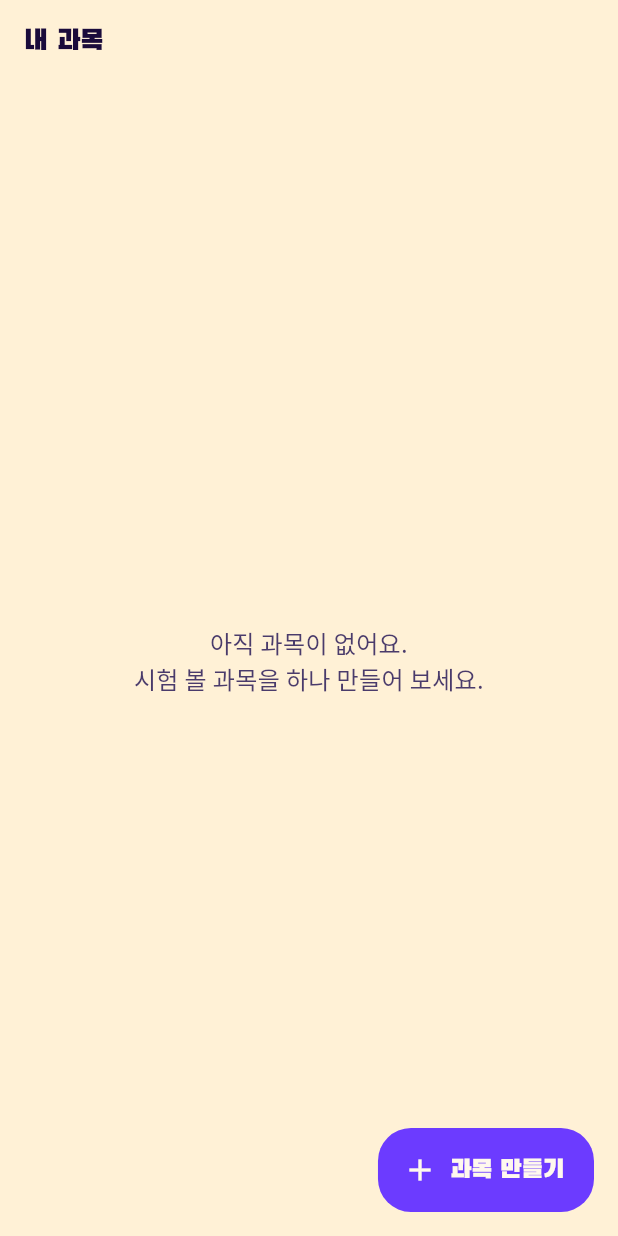
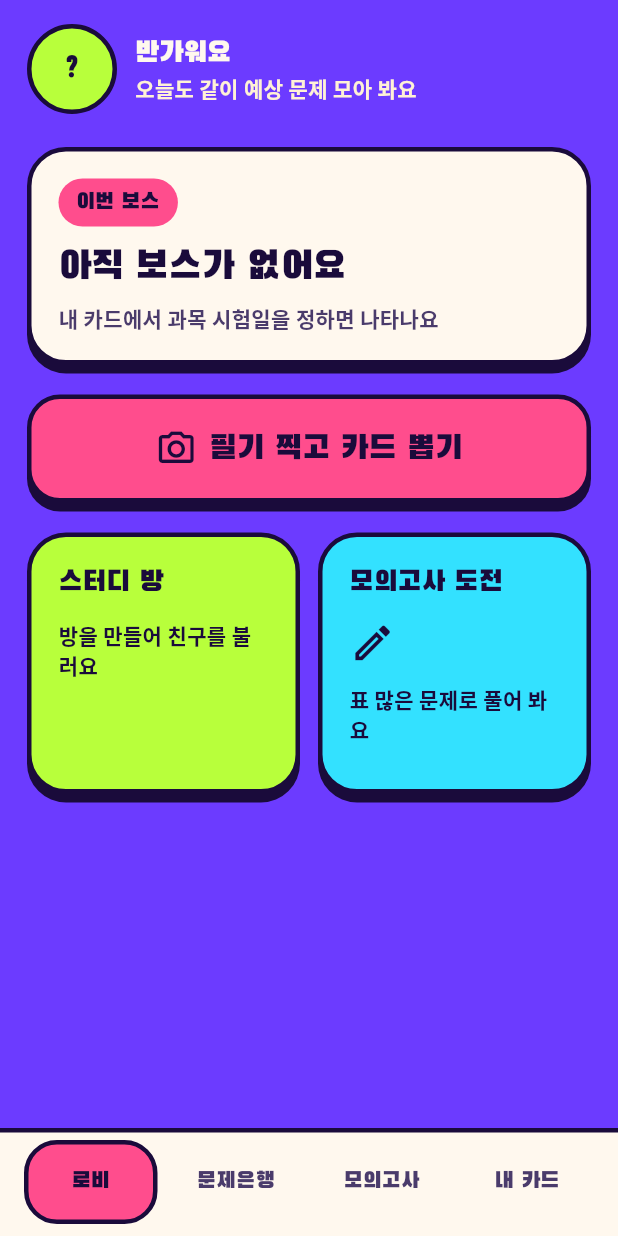
Before and after one commit to HoHee-Mong/pilgi-card-battle, a Flutter app: the screen it shows after launch, on a phone screen of 412 x 824 dp. Run offline on Flutter 3.47's test engine with Material 3 defaults, Android fonts, the phone set to English and light mode, and no system bars; our stand-ins replace cloud_firestore, file_picker, firebase_ai, firebase_auth, firebase_core, flutter_animate and 3 more; accounts and stored records are empty; network calls fail; Roboto replaces fonts that are missing (Noto Sans KR).

Commit message:
feat: go_router 하단 탭 4개(로비/문제은행/모의고사/내 카드)와 로비 화면 (#20)
- core/router.dart: StatefulShellRoute로 탭마다 자기 화면 쌓기 유지
- AppShell/AppTabBar: 시안대로 paper 바 + 고른 탭 pink 블록
- 로비(grape): 이번 보스(가장 가까운 시험 D-day), 필기 찍고 카드 뽑기, 스터디 방, 모의고사 도전
  레벨·XP·퀘스트는 P2
- 문제은행 탭: 최근 방의 문제은행, 방 없으면 안내 / 모의고사 탭: A 화면 오기 전 자리 표시
- main.dart: MaterialApp.router로 교체
- 문제은행 인원 표시를 memberIds 기준으로

Co-authored-by: Claude Opus 5.5 <noreply@anthropic.com>

```diff
--- /dev/null
+++ b/lib/core/router.dart
@@ -0,0 +1,79 @@
+import 'package:flutter/material.dart';
+import 'package:go_router/go_router.dart';
+
+import '../features/bank/bank_tab.dart';
+import '../features/room/lobby_screen.dart';
+import '../features/subjects/subject_list_screen.dart';
+import 'theme/tokens.dart';
+import 'widgets/app_shell.dart';
+
+/// 앱 경로. 새 화면 경로 추가는 각자 한 줄씩 가능 (`docs/ROLES.md`).
+///
+/// 하단 탭 4개는 각자 자기 Navigator를 가진다. 탭 안에서 `Navigator.of(context).push`로
+/// 연 화면은 하단 탭이 보이는 채로 쌓이고, 탭을 바꿔도 쌓인 화면이 유지된다.
+abstract final class AppRoutes {
+  static const lobby = '/lobby';
+  static const bank = '/bank';
+  static const mock = '/mock';
+  static const cards = '/cards';
+}
+
+final appRouter = GoRouter(
+  initialLocation: AppRoutes.lobby,
+  routes: [
+    StatefulShellRoute.indexedStack(
+      builder: (context, state, shell) => AppShell(shell: shell),
+      branches: [
+        StatefulShellBranch(
+          routes: [
+            GoRoute(
+              path: AppRoutes.lobby,
+              builder: (_, _) => const LobbyScreen(),
+            ),
+          ],
+        ),
+        StatefulShellBranch(
+          routes: [
+            GoRoute(path: AppRoutes.bank, builder: (_, _) => const BankTab()),
+          ],
+        ),
+        StatefulShellBranch(
+          routes: [
+            // A의 모의고사 화면이 생기면 이 줄만 바꾼다.
+            GoRoute(
+              path: AppRoutes.mock,
+              builder: (_, _) => const _ComingSoon('모의고사는 곧 열려요'),
+            ),
+          ],
+        ),
+        StatefulShellBranch(
+          routes: [
+            GoRoute(
+              path: AppRoutes.cards,
+              builder: (_, _) => const SubjectListScreen(),
+            ),
+          ],
+        ),
+      ],
+    ),
+  ],
+);
+
+/// 아직 없는 탭 자리 표시
+class _ComingSoon extends StatelessWidget {
+  const _ComingSoon(this.text);
+  final String text;
+
+  @override
+  Widget build(BuildContext context) {
+    return Scaffold(
+      backgroundColor: AppColors.ink,
+      body: Center(
+        child: Text(
+          text,
+          style: AppTextStyles.heading.copyWith(color: AppColors.paper),
+        ),
+      ),
+    );
+  }
+}
--- a/lib/core/theme/app_theme.dart
+++ b/lib/core/theme/app_theme.dart
@@ -46,9 +46,9 @@ abstract final class AppTheme {
     );
     const buttonMinSize = Size(AppSpacing.minTouch, AppSpacing.minTouch);
     OutlineInputBorder inputBorder(double width) => OutlineInputBorder(
-          borderRadius: BorderRadius.circular(AppRadius.button),
-          borderSide: BorderSide(color: AppColors.ink, width: width),
-        );
+      borderRadius: BorderRadius.circular(AppRadius.button),
+      borderSide: BorderSide(color: AppColors.ink, width: width),
+    );
 
     return ThemeData(
       useMaterial3: true,
--- /dev/null
+++ b/lib/core/widgets/app_shell.dart
@@ -0,0 +1,128 @@
+import 'package:flutter/material.dart';
+import 'package:go_router/go_router.dart';
+
+import '../../fx/haptics.dart';
+import '../theme/tokens.dart';
+
+/// 하단 탭 4개(로비 / 문제은행 / 모의고사 / 내 카드)를 단 앱 뼈대.
+///
+/// 시안: paper 바탕 + 위 ink 3px 선, 고른 탭은 pink 블록 알약.
+class AppShell extends StatelessWidget {
+  const AppShell({super.key, required this.shell});
+
+  final StatefulNavigationShell shell;
+
+  static const tabs = ['로비', '문제은행', '모의고사', '내 카드'];
+
+  void _go(int index) {
+    if (index != shell.currentIndex) Haptics.selection();
+    // 이미 고른 탭을 다시 누르면 그 탭의 첫 화면으로 돌아간다.
+    shell.goBranch(index, initialLocation: index == shell.currentIndex);
+  }
+
+  @override
+  Widget build(BuildContext context) {
+    return Scaffold(
+      body: shell,
+      bottomNavigationBar: AppTabBar(
+        current: shell.currentIndex,
+        labels: tabs,
+        onTap: _go,
+      ),
+    );
+  }
+}
+
+/// 하단 탭 막대 (겉모양만, 테스트에서도 쓴다)
+class AppTabBar extends StatelessWidget {
+  const AppTabBar({
+    super.key,
+    required this.current,
+    required this.labels,
+    required this.onTap,
+  });
+
+  final int current;
+  final List<String> labels;
+  final ValueChanged<int> onTap;
+
+  @override
+  Widget build(BuildContext context) {
+    return DecoratedBox(
+      decoration: const BoxDecoration(
+        color: AppColors.paper,
+        border: Border(
+          top: BorderSide(color: AppColors.ink, width: AppBlock.border),
+        ),
+      ),
+      child: SafeArea(
+        top: false,
+        child: Padding(
+          padding: const EdgeInsets.symmetric(
+            horizontal: AppSpacing.md,
+            vertical: AppSpacing.sm,
+          ),
+          child: Row(
+            children: [
+              for (final (i, label) in labels.indexed)
+                Expanded(
+                  child: _Tab(
+                    label: label,
+                    selected: i == current,
+                    onTap: () => onTap(i),
+                  ),
+                ),
+            ],
+          ),
+        ),
+      ),
+    );
+  }
+}
+
+class _Tab extends StatelessWidget {
+  const _Tab({
+    required this.label,
+    required this.selected,
+    required this.onTap,
+  });
+
+  final String label;
+  final bool selected;
+  final VoidCallback onTap;
+
+  @override
+  Widget build(BuildContext context) {
+    return Semantics(
+      button: true,
+      selected: selected,
+      child: GestureDetector(
+        behavior: HitTestBehavior.opaque,
+        onTap: onTap,
+        child: AnimatedContainer(
+          duration: AppMotion.press,
+          curve: Curves.easeOut,
+          height: AppSpacing.button,
+          margin: const EdgeInsets.symmetric(horizontal: AppSpacing.xs),
+          alignment: Alignment.center,
+          decoration: BoxDecoration(
+            color: selected ? AppColors.pink : AppColors.paper,
+            borderRadius: BorderRadius.circular(AppRadius.button),
+            border: Border.all(
+              color: selected ? AppColors.ink : AppColors.paper,
+              width: AppBlock.border,
+            ),
+          ),
+          child: Text(
+            label,
+            maxLines: 1,
+            overflow: TextOverflow.ellipsis,
+            style: AppTextStyles.chip.copyWith(
+              color: selected ? AppColors.ink : AppColors.inkSub,
+            ),
+          ),
+        ),
+      ),
+    );
+  }
+}
--- /dev/null
+++ b/lib/features/room/lobby_screen.dart
@@ -0,0 +1,336 @@
+import 'package:flutter/material.dart';
+import 'package:flutter_riverpod/flutter_riverpod.dart';
+import 'package:go_router/go_router.dart';
+
+import '../../core/auth/user_profile.dart';
+import '../../core/models/room.dart';
+import '../../core/models/subject.dart';
+import '../../core/router.dart';
+import '../../core/theme/tokens.dart';
+import '../../core/widgets/chunky_button.dart';
+import '../../core/widgets/chunky_card.dart';
+import '../../core/widgets/stat_chip.dart';
+import '../bank/bank_repository.dart';
+import '../subjects/subject_providers.dart';
+import '../subjects/subject_utils.dart';
+import 'room_providers.dart';
+
+final _bankCountProvider = StreamProvider.autoDispose.family<int, String>(
+  (ref, roomId) => ref
+      .watch(bankRepositoryProvider)
+      .watchBank(roomId)
+      .map((list) => list.length),
+);
+
+/// 로비 (시안 `docs/design/game-lobby.png`). grape 배경.
+///
+/// P1 범위: 이번 보스(가장 가까운 시험), 카드 뽑기, 스터디 방, 모의고사 도전.
+/// 레벨·XP·연속 출석·오늘의 퀘스트는 P2에서 추가한다.
+class LobbyScreen extends ConsumerWidget {
+  const LobbyScreen({super.key});
+
+  @override
+  Widget build(BuildContext context, WidgetRef ref) {
+    final nickname = ref.watch(nicknameProvider).value ?? '';
+    final subjects = ref.watch(mySubjectsProvider).value ?? const <Subject>[];
+    final room = ref.watch(currentRoomProvider).value;
+
+    return Scaffold(
+      backgroundColor: AppColors.grape,
+      body: SafeArea(
+        child: ListView(
+          padding: const EdgeInsets.fromLTRB(
+            AppSpacing.page,
+            AppSpacing.lg,
+            AppSpacing.page,
+            AppSpacing.section * 2,
+          ),
+          children: [
+            _Profile(nickname: nickname),
+            const SizedBox(height: AppSpacing.section + AppSpacing.sm),
+            _BossCard(boss: nextExam(subjects)),
+            const SizedBox(height: AppSpacing.section),
+            ChunkyButton(
+              label: '필기 찍고 카드 뽑기',
+              icon: Icons.photo_camera_outlined,
+              large: true,
+              onPressed: () => context.go(AppRoutes.cards),
+            ),
+            const SizedBox(height: AppSpacing.section),
+            // 두 카드 높이를 맞추려고 최소 높이를 같게 준다 (IntrinsicHeight는 글꼴 측정 차이로 넘칠 수 있음)
+            Row(
+              crossAxisAlignment: CrossAxisAlignment.start,
+              children: [
+                Expanded(child: _RoomCard(room: room)),
+                const SizedBox(width: AppSpacing.md),
+                const Expanded(child: _MockCard()),
+              ],
+            ),
+          ],
+        ),
+      ),
+    );
+  }
+}
+
+/// 시험일이 오늘 이후인 과목 중 가장 가까운 것. 없으면 null.
+Subject? nextExam(List<Subject> subjects, {DateTime? now}) {
+  final t = now ?? DateTime.now();
+  final today = DateTime(t.year, t.month, t.day);
+  Subject? best;
+  for (final s in subjects) {
+    final d = s.examDate;
+    if (d == null || DateTime(d.year, d.month, d.day).isBefore(today)) continue;
+    if (best == null || d.isBefore(best.examDate!)) best = s;
+  }
+  return best;
+}
+
+class _Profile extends StatelessWidget {
+  const _Profile({required this.nickname});
+  final String nickname;
+
+  static const _avatar = AppSpacing.minTouch + AppSpacing.lg;
+
+  @override
+  Widget build(BuildContext context) {
+    final initial = nickname.isEmpty ? '?' : nickname.characters.first;
+    return Row(
+      children: [
+        Container(
+          width: _avatar,
+          height: _avatar,
+          alignment: Alignment.center,
+          decoration: BoxDecoration(
+            color: AppColors.lime,
+            shape: BoxShape.circle,
+            border: Border.all(color: AppColors.ink, width: AppBlock.border),
+          ),
+          child: Text(initial, style: AppTextStyles.heading),
+        ),
+        const SizedBox(width: AppSpacing.md),
+        Expanded(
+          child: Column(
+            crossAxisAlignment: CrossAxisAlignment.start,
+            children: [
+              Text(
+                nickname.isEmpty ? '반가워요' : nickname,
+                maxLines: 1,
+                overflow: TextOverflow.ellipsis,
+                style: AppTextStyles.heading.copyWith(color: AppColors.paper),
+              ),
+              Text(
+                '오늘도 같이 예상 문제 모아 봐요',
+                style: AppTextStyles.label.copyWith(color: AppColors.cream),
+              ),
+            ],
+          ),
+        ),
+      ],
+    );
+  }
+}
+
+/// "이번 보스": 가장 가까운 시험. 없으면 시험일 정하기 안내.
+class _BossCard extends StatelessWidget {
+  const _BossCard({required this.boss});
+  final Subject? boss;
+
+  @override
+  Widget build(BuildContext context) {
+    final boss = this.boss;
+    final dday = examDDayLabel(boss?.examDate);
+    return ChunkyCard(
+      onTap: boss == null ? () => context.go(AppRoutes.cards) : null,
+      child: Row(
+        children: [
+          Expanded(
+            child: Column(
+              crossAxisAlignment: CrossAxisAlignment.start,
+              children: [
+                const StatChip(
+                  label: '이번 보스',
+                  color: AppColors.pink,
+                  border: false,
+                ),
+                const SizedBox(height: AppSpacing.md),
+                Text(
+                  boss?.name ?? '아직 보스가 없어요',
+                  maxLines: 2,
+                  overflow: TextOverflow.ellipsis,
+                  style: AppTextStyles.titleM,
+                ),
+                const SizedBox(height: AppSpacing.sm),
+                Text(
+                  boss == null
+                      ? '내 카드에서 과목 시험일을 정하면 나타나요'
+                      : '시험일 ${boss.examDate!.month}월 ${boss.examDate!.day}일',
+                  style: AppTextStyles.label,
+                ),
+              ],
+            ),
+          ),
+          if (dday != null) ...[
+            const SizedBox(width: AppSpacing.md),
+            _OutlinedNumber(dday),
+          ],
+        ],
+      ),
+    );
+  }
+}
+
+/// "D-12"처럼 ink 외곽선을 두른 큰 pink 글자
+class _OutlinedNumber extends StatelessWidget {
+  const _OutlinedNumber(this.text);
+  final String text;
+
+  @override
+  Widget build(BuildContext context) {
+    final style = AppTextStyles.titleL;
+    return Stack(
+      children: [
+        Text(
+          text,
+          style: style.copyWith(
+            foreground: Paint()
+              ..style = PaintingStyle.stroke
+              ..strokeWidth = AppBlock.border * 2
+              ..strokeJoin = StrokeJoin.round
+              ..color = AppColors.ink,
+          ),
+        ),
+        Text(text, style: style.copyWith(color: AppColors.pink)),
+      ],
+    );
+  }
+}
+
+class _RoomCard extends ConsumerWidget {
+  const _RoomCard({required this.room});
+  final Room? room;
+
+  @override
+  Widget build(BuildContext context, WidgetRef ref) {
+    final room = this.room;
+    final count = room == null
+        ? null
+        : ref.watch(_bankCountProvider(room.id)).value;
+    final names = room == null
+        ? const <String>[]
+        : [for (final p in room.players.values) p.nickname];
+
+    return ChunkyCard(
+      color: AppColors.lime,
+      onTap: () => context.go(AppRoutes.bank),
+      child: ConstrainedBox(
+        constraints: const BoxConstraints(minHeight: _smallCardMinHeight),
+        child: Column(
+          crossAxisAlignment: CrossAxisAlignment.start,
+          children: [
+            Text(
+              room?.name ?? '스터디 방',
+              maxLines: 1,
+              overflow: TextOverflow.ellipsis,
+              style: AppTextStyles.heading,
+            ),
+            const SizedBox(height: AppSpacing.md),
+            if (names.isNotEmpty) ...[
+              _Faces(names: names),
+              const SizedBox(height: AppSpacing.md),
+            ],
+            Text(
+              room == null
+                  ? '방을 만들어 친구를 불러요'
+                  : '${room.memberIds.length}명 · 예상 문제 ${count ?? 0}개',
+              style: AppTextStyles.label.copyWith(color: AppColors.ink),
+            ),
+          ],
+        ),
+      ),
+    );
+  }
+}
+
+/// 로비 아래 두 카드의 최소 내용 높이
+const _smallCardMinHeight = AppSpacing.minTouch * 3;
+
+/// 참가자 첫 글자 동그라미를 겹쳐 놓은 줄 (최대 4명)
+class _Faces extends StatelessWidget {
+  const _Faces({required this.names});
+  final List<String> names;
+
+  static const _size = AppSpacing.minTouch;
+  static const _colors = [
+    AppColors.sun,
+    AppColors.cyan,
+    AppColors.pink,
+    AppColors.paper,
+  ];
+
+  @override
+  Widget build(BuildContext context) {
+    final shown = names.take(_colors.length).toList();
+    return SizedBox(
+      height: _size,
+      width: _size + (shown.length - 1) * _size * 0.7,
+      child: Stack(
+        children: [
+          for (final (i, name) in shown.indexed)
+            Positioned(
+              left: i * _size * 0.7,
+              child: Container(
+                width: _size,
+                height: _size,
+                alignment: Alignment.center,
+                decoration: BoxDecoration(
+                  color: _colors[i],
+                  shape: BoxShape.circle,
+                  border: Border.all(
+                    color: AppColors.ink,
+                    width: AppBlock.border,
+                  ),
+                ),
+                child: Text(
+                  name.isEmpty ? '?' : name.characters.first,
+                  style: AppTextStyles.chip.copyWith(color: AppColors.ink),
+                ),
+              ),
+            ),
+        ],
+      ),
+    );
+  }
+}
+
+class _MockCard extends StatelessWidget {
+  const _MockCard();
+
+  @override
+  Widget build(BuildContext context) {
+    return ChunkyCard(
+      color: AppColors.cyan,
+      onTap: () => context.go(AppRoutes.mock),
+      child: ConstrainedBox(
+        constraints: const BoxConstraints(minHeight: _smallCardMinHeight),
+        child: Column(
+          crossAxisAlignment: CrossAxisAlignment.start,
+          children: [
+            const Text('모의고사 도전', style: AppTextStyles.heading),
+            const SizedBox(height: AppSpacing.md),
+            const Icon(
+              Icons.edit_outlined,
+              color: AppColors.ink,
+              size: AppSpacing.minTouch * 0.7,
+            ),
+            const SizedBox(height: AppSpacing.md),
+            Text(
+              '표 많은 문제로 풀어 봐요',
+              style: AppTextStyles.label.copyWith(color: AppColors.ink),
+            ),
+          ],
+        ),
+      ),
+    );
+  }
+}
--- /dev/null
+++ b/lib/features/room/room_providers.dart
@@ -0,0 +1,19 @@
+import 'package:flutter_riverpod/flutter_riverpod.dart';
+
+import '../../core/auth/auth_providers.dart';
+import '../../core/models/room.dart';
+import 'room_repository.dart';
+
+/// 내가 들어간 방 목록 (최근 만든 방 먼저). 로그인 전이면 빈 목록.
+final myRoomsProvider = StreamProvider<List<Room>>((ref) {
+  final uid = ref.watch(uidProvider);
+  if (uid == null) return Stream.value(const []);
+  return ref.watch(roomRepositoryProvider).watchMyRooms(uid);
+});
+
+/// 지금 보고 있는 방. 방 고르기 화면이 생기기 전까지는 가장 최근 방.
+final currentRoomProvider = Provider<AsyncValue<Room?>>((ref) {
+  return ref
+      .watch(myRoomsProvider)
+      .whenData((rooms) => rooms.isEmpty ? null : rooms.first);
+});
--- a/lib/main.dart
+++ b/lib/main.dart
@@ -3,8 +3,8 @@ import 'package:firebase_core/firebase_core.dart';
 import 'package:flutter/material.dart';
 import 'package:flutter_riverpod/flutter_riverpod.dart';
 
+import 'core/router.dart';
 import 'core/theme/app_theme.dart';
-import 'features/subjects/subject_list_screen.dart';
 import 'firebase_options.dart';
 
 Future<void> main() async {
@@ -25,17 +25,16 @@ Future<void> _ensureSignedIn() async {
   }
 }
 
-/// 임시 루트. B가 router.dart를 만들면 MaterialApp.router로 교체한다.
-/// 그 전까지는 A의 과목 목록을 홈으로 띄운다.
+/// 앱 루트. 화면 경로와 하단 탭은 `core/router.dart`.
 class PilgiApp extends StatelessWidget {
   const PilgiApp({super.key});
 
   @override
   Widget build(BuildContext context) {
-    return MaterialApp(
+    return MaterialApp.router(
       title: '필기 카드 배틀',
       theme: AppTheme.light(),
-      home: const SubjectListScreen(),
+      routerConfig: appRouter,
     );
   }
 }
```
Also changed, not shown: lib/core/widgets/vote_button.dart (+7 -3 lines), lib/features/bank/bank_screen.dart (+2 -5 lines), lib/features/bank/bank_tab.dart (added, +58 -0 lines), 1 other file.
